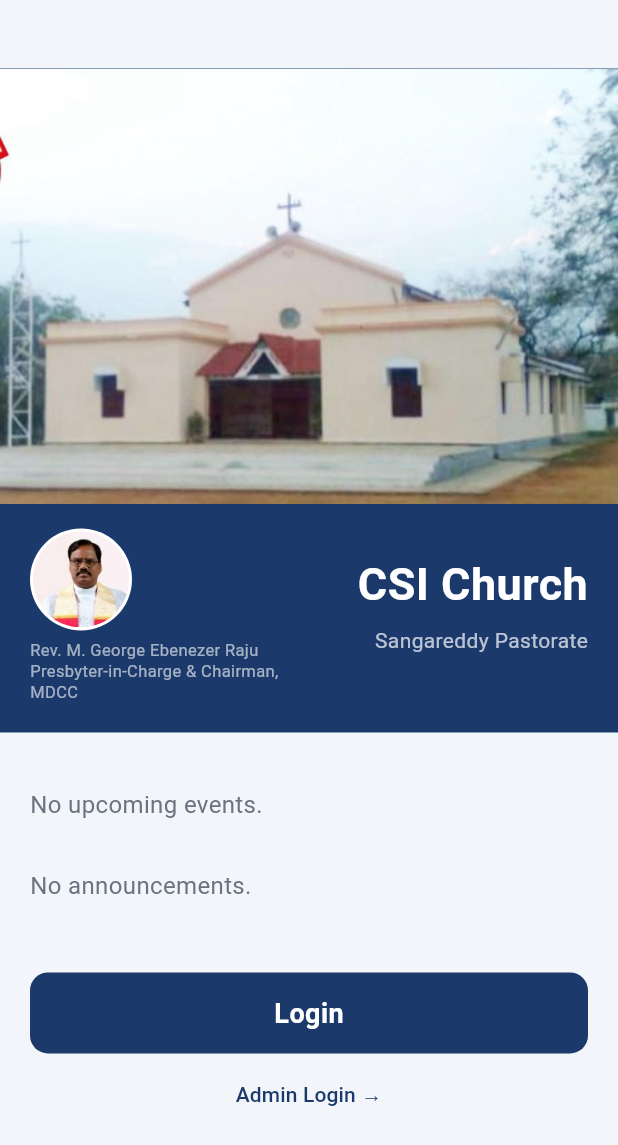
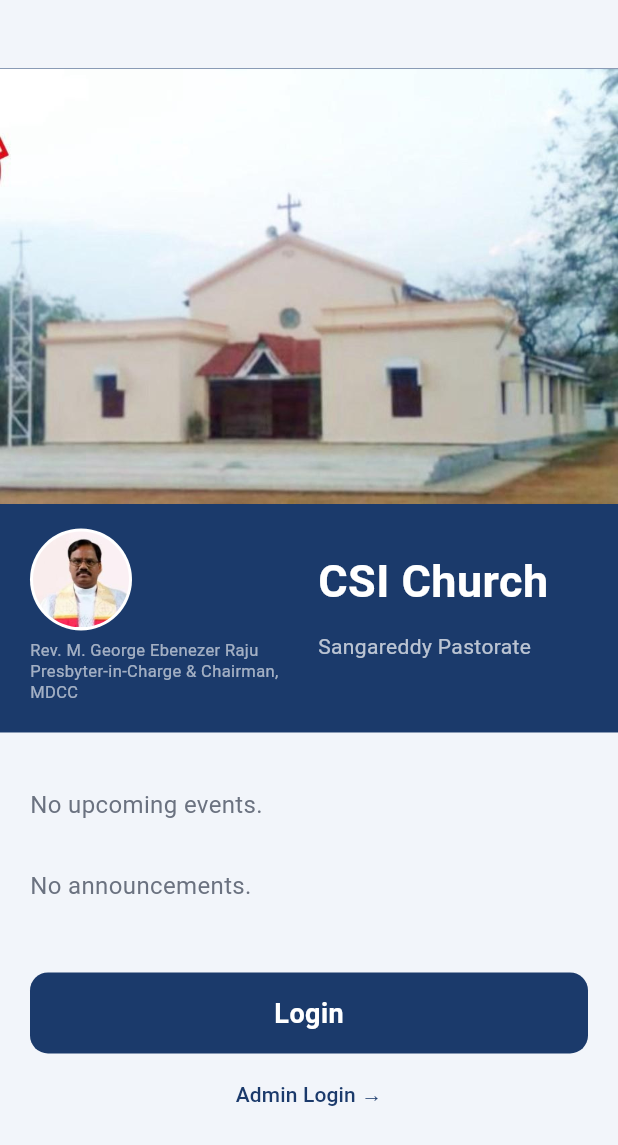
Before and after one commit to RAJ3SHJ/TempleApp, a Flutter app: the screen it shows after launch, on a phone screen of 412 x 824 dp. Shown: the top 1145 px of the screen. Run offline on Flutter 3.47's test engine with Material 3 defaults, Android fonts, the phone set to English and light mode, and no system bars; our stand-ins replace cloud_firestore, firebase_auth, firebase_core, firebase_messaging, pdf, share_plus; accounts and stored records are empty.

Commit message:
Landing header: pastor left half, church name right half left-aligned
Co-Authored-By: Claude Sonnet 5.5 <noreply@anthropic.com>
Claude-Session: https://claude.ai/code/session_01DhebjiHj8GBhKmmCAFmVy8

```diff
--- a/lib/screens/landing_screen.dart
+++ b/lib/screens/landing_screen.dart
@@ -180,8 +180,7 @@ class LandingScreen extends StatelessWidget {
               crossAxisAlignment: CrossAxisAlignment.start,
               children: [
                 // Pastor: photo with name and title directly below it
-                ConstrainedBox(
-                  constraints: const BoxConstraints(maxWidth: 170),
+                Expanded(
                   child: Column(
                     crossAxisAlignment: CrossAxisAlignment.start,
                     children: [
@@ -202,25 +201,22 @@ class LandingScreen extends StatelessWidget {
                   ),
                 ),
                 const SizedBox(width: 12),
-                // Church name on the same line, towards the right
+                // Church name on the right half, left-aligned like a title
                 const Expanded(
                   child: Padding(
-                    padding: EdgeInsets.only(top: 14),
-                    child: Align(
-                      alignment: Alignment.centerRight,
-                      child: FittedBox(
-                        fit: BoxFit.scaleDown,
-                        alignment: Alignment.centerRight,
-                        child: Column(
-                          crossAxisAlignment: CrossAxisAlignment.end,
-                          children: [
-                            Text('CSI Church',
-                                style: TextStyle(fontSize: 30, fontWeight: FontWeight.w700, color: AppTheme.white, letterSpacing: 0.3)),
-                            SizedBox(height: 2),
-                            Text('Sangareddy Pastorate', style: TextStyle(fontSize: 14, color: Colors.white70)),
-                          ],
+                    padding: EdgeInsets.only(top: 12),
+                    child: Column(
+                      crossAxisAlignment: CrossAxisAlignment.start,
+                      children: [
+                        FittedBox(
+                          fit: BoxFit.scaleDown,
+                          alignment: Alignment.centerLeft,
+                          child: Text('CSI Church',
+                              style: TextStyle(fontSize: 30, fontWeight: FontWeight.w700, color: AppTheme.white, letterSpacing: 0.3)),
                         ),
-                      ),
+                        SizedBox(height: 8),
+                        Text('Sangareddy Pastorate', style: TextStyle(fontSize: 14, color: Colors.white70)),
+                      ],
                     ),
                   ),
                 ),
```
